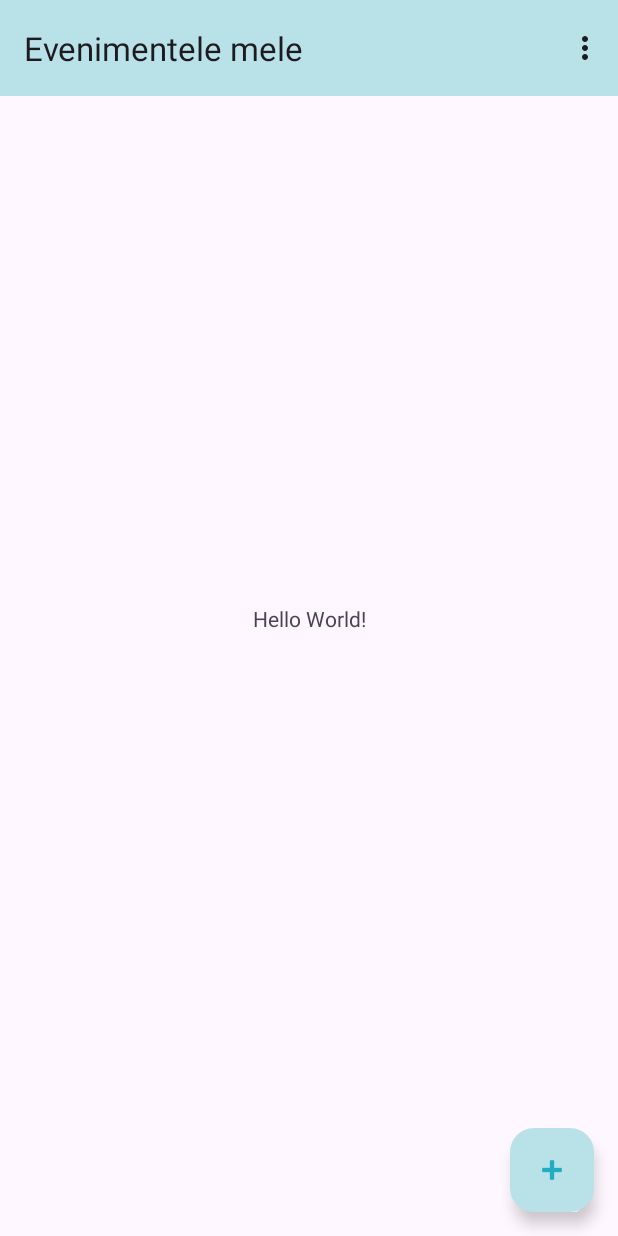
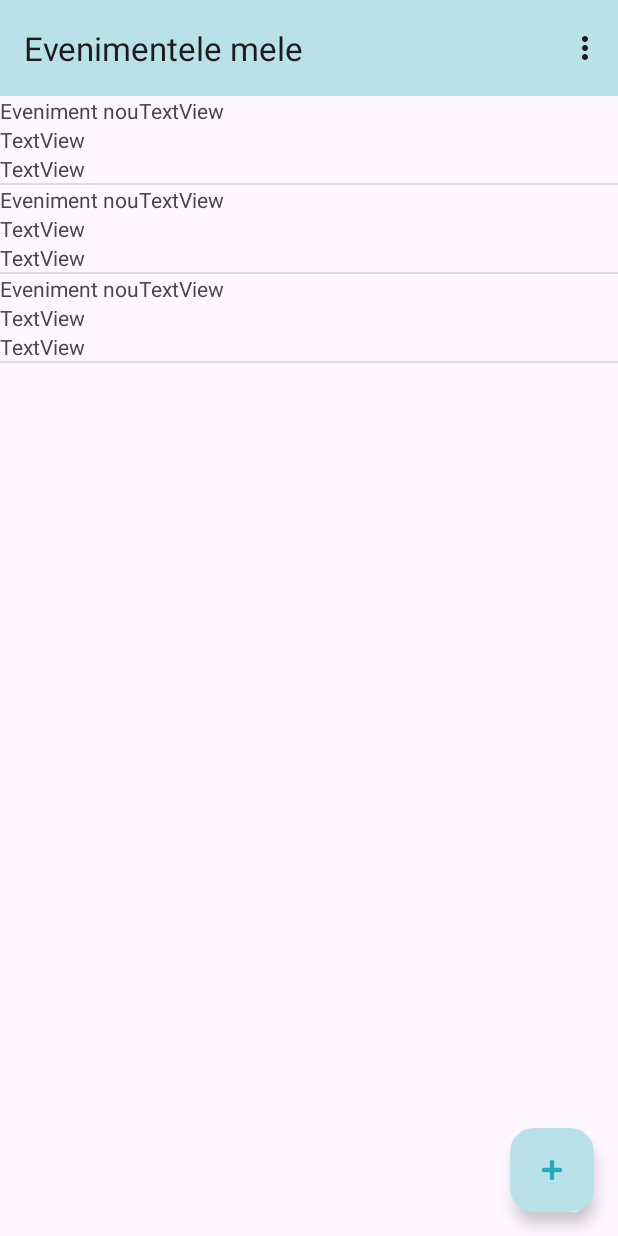
Before and after one commit to andreeatcl/dam-seminar-app, an Android app: the screen it shows after launch (MainActivity), on a phone screen of 412 x 824 dp. Run offline under Robolectric (Android 15) with nearby library versions, the phone set to English and light mode, and no system bars.

Commit message:
update seminar 6

```diff
--- /dev/null
+++ b/app/src/main/java/ro/ase/pdm/events/AdaptorEvenimente.java
@@ -0,0 +1,55 @@
+package ro.ase.pdm.events;
+
+import android.content.Context;
+import android.view.LayoutInflater;
+import android.view.View;
+import android.view.ViewGroup;
+import android.widget.ArrayAdapter;
+import android.widget.TextView;
+
+import androidx.annotation.NonNull;
+import androidx.annotation.Nullable;
+
+import java.util.EventListener;
+import java.util.List;
+
+import ro.ase.pdm.events.model.Eveniment;
+
+public class AdaptorEvenimente extends ArrayAdapter<Eveniment> {
+
+    public AdaptorEvenimente(@NonNull Context context, @NonNull List<Eveniment> objects) {
+        super(context, 0, objects);
+    }
+
+    @NonNull
+    @Override
+    public View getView(int position, @Nullable View view, @NonNull ViewGroup parent) {
+        // 1 initializare view pe baza machetei
+
+        if (view == null) {
+            // prima afisare
+            view = LayoutInflater.from(getContext()).inflate(R.layout.element_lista, parent, false);
+        }
+
+        // 2 initializare controale din macheta
+        TextView textViewDenumire = view.findViewById(R.id.textViewDenumire);
+        TextView textViewCategorie = view.findViewById(R.id.textViewCategorie);
+        // etc.
+
+        // 3 identificare obiect curent
+        Eveniment eveniment = getItem(position);
+        // 4 populare controale macheta
+        textViewDenumire.setText(eveniment.getDenumire()); // verificari
+
+        if (position % 2 == 0) {
+            // coloram diferit
+        }
+
+        // this is bugged, fix later
+        /*if (eveniment.getCategorie().equals("Conferinta")) {
+            // evidentiem diferit
+        }*/
+
+        return view;
+    }
+}
--- a/app/src/main/java/ro/ase/pdm/events/MainActivity.java
+++ b/app/src/main/java/ro/ase/pdm/events/MainActivity.java
@@ -6,7 +6,9 @@ import android.util.Log;
 import android.view.Menu;
 import android.view.MenuItem;
 import android.view.View;
+import android.widget.ArrayAdapter;
 import android.widget.Button;
+import android.widget.ListView;
 
 import androidx.activity.EdgeToEdge;
 import androidx.annotation.NonNull;
@@ -18,8 +20,17 @@ import androidx.core.view.WindowInsetsCompat;
 import com.google.android.material.appbar.MaterialToolbar;
 import com.google.android.material.floatingactionbutton.FloatingActionButton;
 
+import java.util.ArrayList;
+import java.util.List;
+
+import ro.ase.pdm.events.model.Eveniment;
+
 public class MainActivity extends AppCompatActivity {
 
+    List<Eveniment> evenimente = new ArrayList<>();
+    // ArrayAdapter<Eveniment> adaptor;
+    AdaptorEvenimente adaptor;
+    ListView listViewEvenimente;
     @Override
     protected void onCreate(Bundle savedInstanceState) {
         super.onCreate(savedInstanceState);
@@ -44,7 +55,16 @@ public class MainActivity extends AppCompatActivity {
             v.setPadding(systemBars.left, systemBars.top, systemBars.right, systemBars.bottom);
             return insets;
         });
+        listViewEvenimente = findViewById(R.id.listViewEvenimente);
+        evenimente.add(new Eveniment());
+        evenimente.add(new Eveniment());
+        evenimente.add(new Eveniment());
+
+        // adaptor = new ArrayAdapter<>(this, android.R.layout.simple_list_item_1, evenimente);
+        adaptor = new AdaptorEvenimente(this, evenimente);
+        listViewEvenimente.setAdapter(adaptor);
     }
+
 
     @Override
     public boolean onCreateOptionsMenu(Menu menu) {
--- a/app/src/main/java/ro/ase/pdm/events/model/Eveniment.java
+++ b/app/src/main/java/ro/ase/pdm/events/model/Eveniment.java
@@ -15,7 +15,9 @@ public class Eveniment {
         setDescriere(descriere);
     }
 
-    public Eveniment() {}
+    public Eveniment() {
+        denumire = "Eveniment nou";
+    }
 
     public String getDenumire() {
         return denumire;
--- a/app/src/main/res/layout/activity_main.xml
+++ b/app/src/main/res/layout/activity_main.xml
@@ -9,14 +9,14 @@
 
     <include layout="@layout/toolbar" />
 
-    <TextView
-        android:layout_width="wrap_content"
-        android:layout_height="wrap_content"
-        android:text="Hello World!"
+    <ListView
+        android:layout_width="0dp"
+        android:layout_height="0dp"
+        android:id="@+id/listViewEvenimente"
         app:layout_constraintBottom_toBottomOf="parent"
         app:layout_constraintEnd_toEndOf="parent"
         app:layout_constraintStart_toStartOf="parent"
-        app:layout_constraintTop_toTopOf="parent" />
+        app:layout_constraintTop_toBottomOf="@id/toolbar" />
 
     <com.google.android.material.floatingactionbutton.FloatingActionButton
         android:id="@+id/button"
--- /dev/null
+++ b/app/src/main/res/layout/element_lista.xml
@@ -0,0 +1,38 @@
+<?xml version="1.0" encoding="utf-8"?>
+<LinearLayout xmlns:android="http://schemas.android.com/apk/res/android"
+    android:layout_width="match_parent"
+    android:layout_height="wrap_content"
+    android:orientation="vertical">
+
+    <LinearLayout
+        android:layout_width="match_parent"
+        android:layout_height="wrap_content"
+        android:orientation="horizontal">
+
+        <TextView
+            android:id="@+id/textViewDenumire"
+            android:layout_width="wrap_content"
+            android:layout_height="wrap_content"
+            android:text="TextView" />
+
+        <TextView
+            android:id="@+id/textViewCategorie"
+            android:layout_width="wrap_content"
+            android:layout_height="wrap_content"
+            android:text="TextView" />
+
+    </LinearLayout>
+
+    <TextView
+        android:id="@+id/textViewData"
+        android:layout_width="wrap_content"
+        android:layout_height="wrap_content"
+        android:text="TextView" />
+
+    <TextView
+        android:id="@+id/textViewLoc"
+        android:layout_width="match_parent"
+        android:layout_height="wrap_content"
+        android:text="TextView" />
+
+</LinearLayout>
```
Also changed, not shown: 1 other file.
